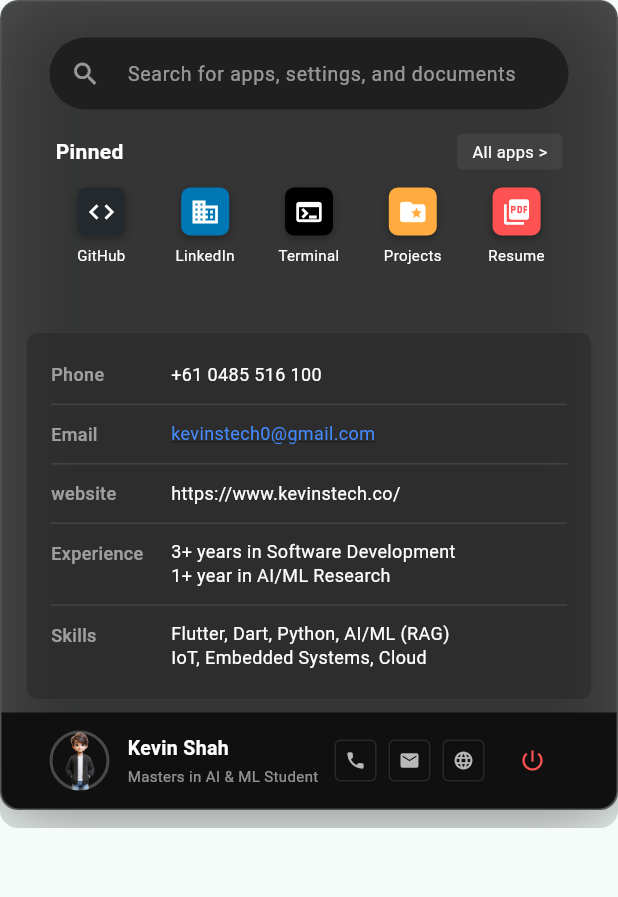
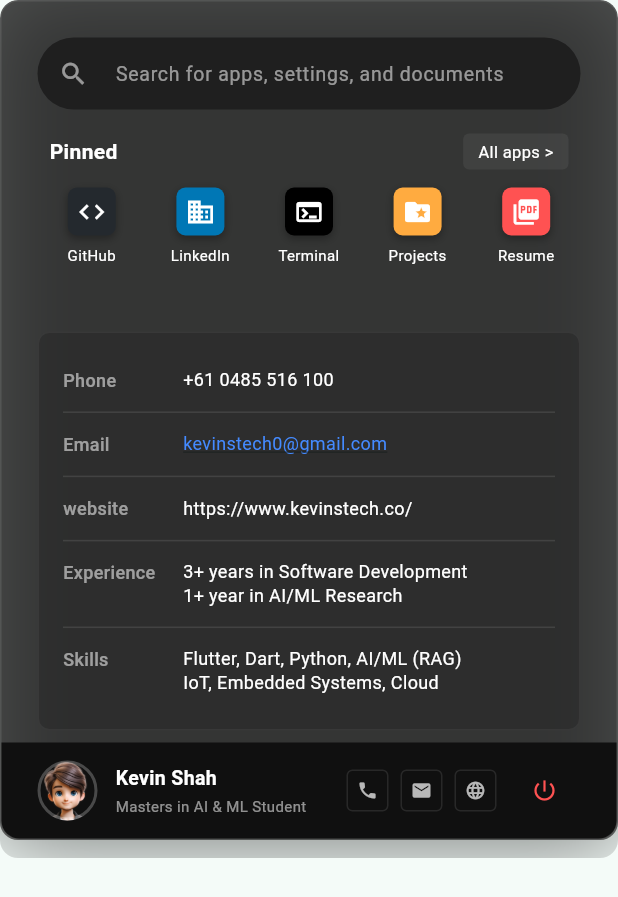
Before and after one commit to TechoChat/kevin-portfolio, a Flutter app: the WindowsStartMenu widget shown alone on an empty page, opened directly with empty values, on a phone screen of 412 x 824 dp. Shown: the top 897 px of the screen. Run offline on Flutter 3.47's test engine with Material 3 defaults, Android fonts, the phone set to English and light mode, and no system bars; our stand-ins replace battery_plus, connectivity_plus, flutter_svg; missing offline and left inert: dart:ui_web, fluent_ui, macos_ui, universal_html; network calls fail.

Commit message:
minor changes

```diff
--- a/lib/platforms/windows/windows_start_menu.dart
+++ b/lib/platforms/windows/windows_start_menu.dart
@@ -40,8 +40,9 @@ class WindowsStartMenu extends StatelessWidget {
       child: BackdropFilter(
         filter: ImageFilter.blur(sigmaX: 20.0, sigmaY: 20.0),
         child: Container(
-          width: 640,
-          height: 540, // ✅ Reduced height to fit content tightly
+          // ✅ UPDATED: Reduced width from 640 -> 540 for a more compact, realistic look
+          width: 540,
+          height: 560, // Slight height adjustment to maintain aspect ratio
           margin: const EdgeInsets.only(bottom: 12),
           decoration: BoxDecoration(
             // ✅ TRANSPARENCY: More see-through (0.85 -> 0.75)
@@ -65,7 +66,7 @@ class WindowsStartMenu extends StatelessWidget {
 
               // --- Search Bar ---
               Padding(
-                padding: const EdgeInsets.fromLTRB(32, 24, 32, 16),
+                padding: const EdgeInsets.fromLTRB(24, 24, 24, 16), // Tighter padding
                 child: TextField(
                   style: const TextStyle(color: Colors.white),
                   decoration: InputDecoration(
@@ -85,7 +86,7 @@ class WindowsStartMenu extends StatelessWidget {
 
               // --- Pinned Header ---
               Padding(
-                padding: const EdgeInsets.symmetric(horizontal: 36, vertical: 0),
+                padding: const EdgeInsets.symmetric(horizontal: 32, vertical: 0),
                 child: Row(
                   mainAxisAlignment: MainAxisAlignment.spaceBetween,
                   children: [
@@ -111,9 +112,9 @@ class WindowsStartMenu extends StatelessWidget {
               // --- Pinned Apps Grid ---
               Container(
                 height: 100, // Compact
-                padding: const EdgeInsets.symmetric(horizontal: 32, vertical: 12),
+                padding: const EdgeInsets.symmetric(horizontal: 24, vertical: 12),
                 child: Row(
-                  mainAxisAlignment: MainAxisAlignment.spaceAround,
+                  mainAxisAlignment: MainAxisAlignment.spaceAround, // Distributes icons evenly
                   crossAxisAlignment: CrossAxisAlignment.start,
                   children: [
                     _StartMenuApp(
@@ -128,7 +129,6 @@ class WindowsStartMenu extends StatelessWidget {
                       color: const Color(0xFF0077b5),
                       onTap: () => _launchURL("https://www.linkedin.com/in/techochat/"),
                     ),
-                    // ✅ FUNCTIONAL: Opens Terminal & Closes Menu
                     _StartMenuApp(
                       icon: Icons.terminal,
                       name: "Terminal",
@@ -138,7 +138,6 @@ class WindowsStartMenu extends StatelessWidget {
                         onOpenTerminal();
                       },
                     ),
-                    // ✅ FUNCTIONAL: Opens Projects & Closes Menu
                     _StartMenuApp(
                       icon: Icons.folder_special,
                       name: "Projects",
@@ -164,7 +163,7 @@ class WindowsStartMenu extends StatelessWidget {
               Expanded(
                 child: Container(
                   width: double.infinity,
-                  margin: const EdgeInsets.symmetric(horizontal: 16, vertical: 8),
+                  margin: const EdgeInsets.symmetric(horizontal: 24, vertical: 8),
                   padding: const EdgeInsets.all(16),
                   decoration: BoxDecoration(
                     color: const Color(0xFF252525).withValues(alpha: 0.5), // Subtle card
@@ -174,8 +173,8 @@ class WindowsStartMenu extends StatelessWidget {
                   child: Column(
                     mainAxisAlignment: MainAxisAlignment.spaceEvenly,
                     children: [
-                       _ContactRow(label: "Phone", value: "+61 0485 516 100"),
-                       const Divider(color: Colors.white10, height: 16),
+                      const _ContactRow(label: "Phone", value: "+61 0485 516 100"),
+                      const Divider(color: Colors.white10, height: 12),
 
                       _ContactRow(
                           label: "Email",
@@ -183,22 +182,22 @@ class WindowsStartMenu extends StatelessWidget {
                           isLink: true,
                           onTap: _launchMail
                       ),
-                       const Divider(color: Colors.white10, height: 16),
+                      const Divider(color: Colors.white10, height: 12),
 
-                       _ContactRow(
+                      const _ContactRow(
                         label: "website",
                         value: "https://www.kevinstech.co/",
                       ),
-                       const Divider(color: Colors.white10, height: 16),
+                      const Divider(color: Colors.white10, height: 12),
 
-                       _ContactRow(
+                      const _ContactRow(
                           label: "Experience",
                           value: "3+ years in Software Development\n1+ year in AI/ML Research",
                           isMultiLine: true
                       ),
-                       const Divider(color: Colors.white10, height: 16),
+                      const Divider(color: Colors.white10, height: 12),
 
-                       _ContactRow(
+                      const _ContactRow(
                           label: "Skills",
                           value: "Flutter, Dart, Python, AI/ML (RAG)\nIoT, Embedded Systems, Cloud",
                           isMultiLine: true
@@ -213,7 +212,7 @@ class WindowsStartMenu extends StatelessWidget {
               // ==========================================================
               Container(
                 height: 64,
-                padding: const EdgeInsets.symmetric(horizontal: 32),
+                padding: const EdgeInsets.symmetric(horizontal: 24),
                 decoration: const BoxDecoration(
                   color: Color(0xFF101010), // Solid dark footer
                   borderRadius: BorderRadius.only(
@@ -223,7 +222,7 @@ class WindowsStartMenu extends StatelessWidget {
                 ),
                 child: Row(
                   children: [
-                    // ✅ FIXED AVATAR: Clean circle with border
+                    // ✅ FIXED AVATAR
                     Container(
                       height: 40,
                       width: 40,
@@ -233,7 +232,6 @@ class WindowsStartMenu extends StatelessWidget {
                         image: const DecorationImage(
                           image: AssetImage("assets/img/KevinShah.png"),
                           fit: BoxFit.cover,
-                          // Adjust alignment if the head is cut off
                           alignment: Alignment.topCenter,
                         ),
                       ),
@@ -287,7 +285,7 @@ class WindowsStartMenu extends StatelessWidget {
 }
 
 // -----------------------------------------------------------------------------
-// HELPER WIDGETS
+// HELPER WIDGETS (Unchanged)
 // -----------------------------------------------------------------------------
 
 class _StartMenuApp extends StatelessWidget {
--- a/pubspec.yaml
+++ b/pubspec.yaml
@@ -44,6 +44,7 @@ dependencies:
   http: ^1.6.0
   universal_html: ^2.3.0
   url_launcher: ^6.3.2
+  animated_text_kit: ^4.3.0
 
 dev_dependencies:
   flutter_test:
```
Also changed, not shown: lib/platforms/windows/windows_home.dart (+96 -9 lines), assets/img/KevinShah - Copy.png (added), assets/img/KevinShah.png, pubspec.lock, 7 other files. Lines whose indentation alone changed are shown as unchanged.
